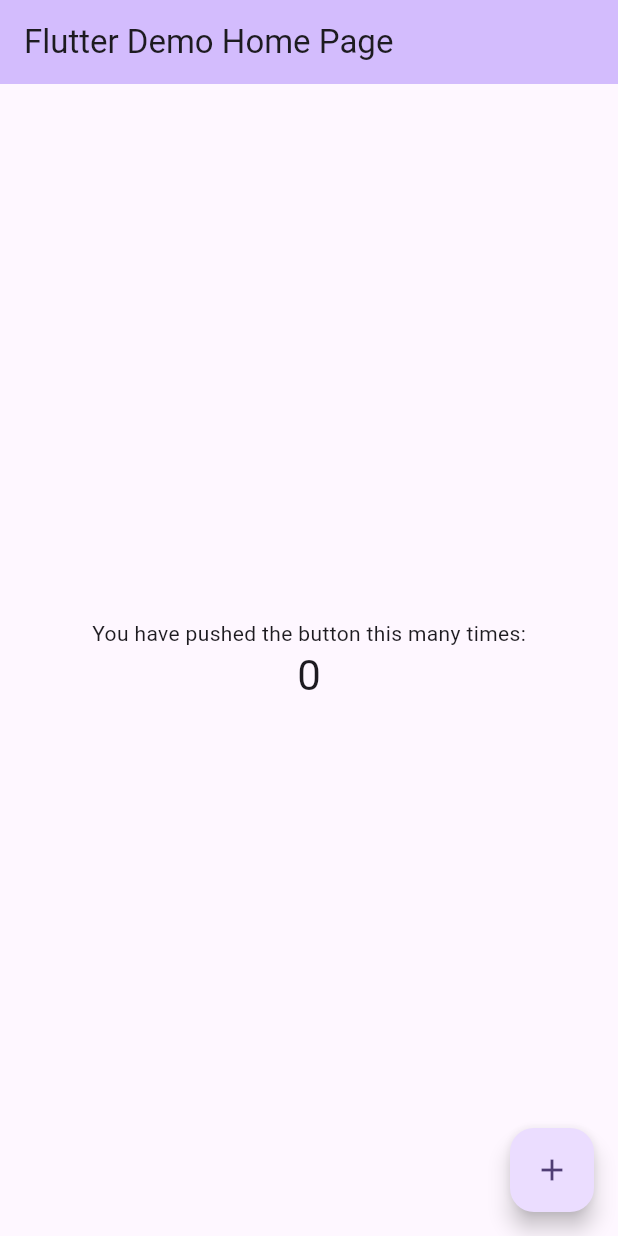
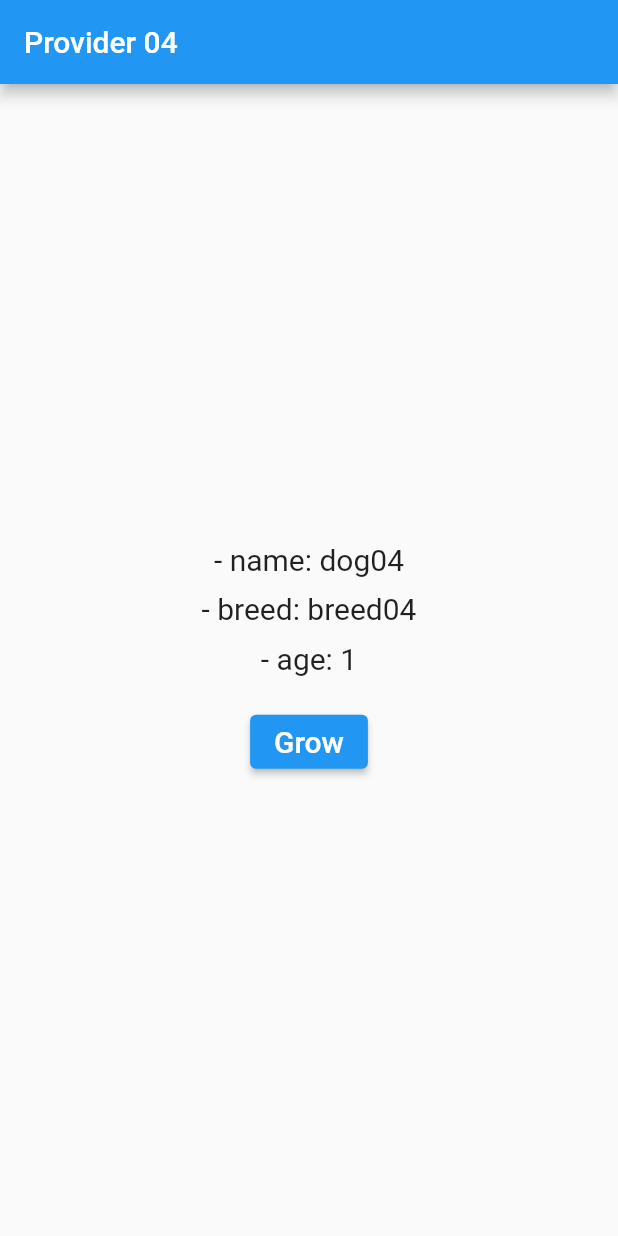
Before and after one commit to kimgeuntae/flutter_provider_essential, a Flutter app: the screen it shows after launch, on a phone screen of 412 x 824 dp. Run offline on Flutter 3.47's test engine with Material 2 defaults, Android fonts, the phone set to English and light mode, and no system bars.

Commit message:
Add: default set

```diff
--- a/s1_5_read_watch_select_provider_extensions/lib/main.dart
+++ b/s1_5_read_watch_select_provider_extensions/lib/main.dart
@@ -1,125 +1,102 @@
 import 'package:flutter/material.dart';
+import 'package:provider/provider.dart';
+import 'models/dog.dart';
 
 void main() {
   runApp(const MyApp());
 }
 
 class MyApp extends StatelessWidget {
-  const MyApp({super.key});
+  const MyApp({Key? key}) : super(key: key);
 
-  // This widget is the root of your application.
   @override
   Widget build(BuildContext context) {
-    return MaterialApp(
-      title: 'Flutter Demo',
-      theme: ThemeData(
-        // This is the theme of your application.
-        //
-        // TRY THIS: Try running your application with "flutter run". You'll see
-        // the application has a blue toolbar. Then, without quitting the app,
-        // try changing the seedColor in the colorScheme below to Colors.green
-        // and then invoke "hot reload" (save your changes or press the "hot
-        // reload" button in a Flutter-supported IDE, or press "r" if you used
-        // the command line to start the app).
-        //
-        // Notice that the counter didn't reset back to zero; the application
-        // state is not lost during the reload. To reset the state, use hot
-        // restart instead.
-        //
-        // This works for code too, not just values: Most code changes can be
-        // tested with just a hot reload.
-        colorScheme: ColorScheme.fromSeed(seedColor: Colors.deepPurple),
-        useMaterial3: true,
+    return ChangeNotifierProvider(
+      create: (context) => Dog(name: 'dog04', breed: 'breed04'),
+      child: MaterialApp(
+        title: 'Provider 04',
+        debugShowCheckedModeBanner: false,
+        theme: ThemeData(
+          primarySwatch: Colors.blue,
+        ),
+        home: const MyHomePage(),
       ),
-      home: const MyHomePage(title: 'Flutter Demo Home Page'),
     );
   }
 }
 
 class MyHomePage extends StatefulWidget {
-  const MyHomePage({super.key, required this.title});
-
-  // This widget is the home page of your application. It is stateful, meaning
-  // that it has a State object (defined below) that contains fields that affect
-  // how it looks.
-
-  // This class is the configuration for the state. It holds the values (in this
-  // case the title) provided by the parent (in this case the App widget) and
-  // used by the build method of the State. Fields in a Widget subclass are
-  // always marked "final".
-
-  final String title;
+  const MyHomePage({Key? key}) : super(key: key);
 
   @override
   State<MyHomePage> createState() => _MyHomePageState();
 }
 
 class _MyHomePageState extends State<MyHomePage> {
-  int _counter = 0;
+  @override
+  Widget build(BuildContext context) {
+    return Scaffold(
+      appBar: AppBar(
+        title: Text('Provider 04'),
+      ),
+      body: Center(
+        child: Column(
+          mainAxisAlignment: MainAxisAlignment.center,
+          mainAxisSize: MainAxisSize.min,
+          children: [
+            Text(
+              '- name: ${Provider.of<Dog>(context, listen: false).name}',
+              style: TextStyle(fontSize: 20.0),
+            ),
+            SizedBox(height: 10.0),
+            BreedAndAge(),
+          ],
+        ),
+      ),
+    );
+  }
+}
 
-  void _incrementCounter() {
-    setState(() {
-      // This call to setState tells the Flutter framework that something has
-      // changed in this State, which causes it to rerun the build method below
-      // so that the display can reflect the updated values. If we changed
-      // _counter without calling setState(), then the build method would not be
-      // called again, and so nothing would appear to happen.
-      _counter++;
-    });
-  }
+class BreedAndAge extends StatelessWidget {
+  const BreedAndAge({Key? key}) : super(key: key);
 
   @override
   Widget build(BuildContext context) {
-    // This method is rerun every time setState is called, for instance as done
-    // by the _incrementCounter method above.
-    //
-    // The Flutter framework has been optimized to make rerunning build methods
-    // fast, so that you can just rebuild anything that needs updating rather
-    // than having to individually change instances of widgets.
-    return Scaffold(
-      appBar: AppBar(
-        // TRY THIS: Try changing the color here to a specific color (to
-        // Colors.amber, perhaps?) and trigger a hot reload to see the AppBar
-        // change color while the other colors stay the same.
-        backgroundColor: Theme.of(context).colorScheme.inversePrimary,
-        // Here we take the value from the MyHomePage object that was created by
-        // the App.build method, and use it to set our appbar title.
-        title: Text(widget.title),
-      ),
-      body: Center(
-        // Center is a layout widget. It takes a single child and positions it
-        // in the middle of the parent.
-        child: Column(
-          // Column is also a layout widget. It takes a list of children and
-          // arranges them vertically. By default, it sizes itself to fit its
-          // children horizontally, and tries to be as tall as its parent.
-          //
-          // Column has various properties to control how it sizes itself and
-          // how it positions its children. Here we use mainAxisAlignment to
-          // center the children vertically; the main axis here is the vertical
-          // axis because Columns are vertical (the cross axis would be
-          // horizontal).
-          //
-          // TRY THIS: Invoke "debug painting" (choose the "Toggle Debug Paint"
-          // action in the IDE, or press "p" in the console), to see the
-          // wireframe for each widget.
-          mainAxisAlignment: MainAxisAlignment.center,
-          children: <Widget>[
-            const Text(
-              'You have pushed the button this many times:',
-            ),
-            Text(
-              '$_counter',
-              style: Theme.of(context).textTheme.headlineMedium,
-            ),
-          ],
+    return Column(
+      children: [
+        Text(
+          '- breed: ${Provider.of<Dog>(context, listen: false).breed}',
+          style: TextStyle(fontSize: 20.0),
         ),
-      ),
-      floatingActionButton: FloatingActionButton(
-        onPressed: _incrementCounter,
-        tooltip: 'Increment',
-        child: const Icon(Icons.add),
-      ), // This trailing comma makes auto-formatting nicer for build methods.
+        SizedBox(height: 10.0),
+        Age(),
+      ],
     );
   }
 }
+
+class Age extends StatelessWidget {
+  const Age({Key? key}) : super(key: key);
+
+  @override
+  Widget build(BuildContext context) {
+    return Column(
+      children: [
+        Text(
+          '- age: ${Provider.of<Dog>(context).age}',
+          // 리 랜더링이 필요한 부분은 listen false를 주면 안됨
+          style: TextStyle(fontSize: 20.0),
+        ),
+        SizedBox(height: 20.0),
+        ElevatedButton(
+          onPressed: () => Provider.of<Dog>(context, listen: false).grow(),
+          // UI를 변경시킬 필요가 없으므로 listen false
+          child: Text(
+            'Grow',
+            style: TextStyle(fontSize: 20.0),
+          ),
+        ),
+      ],
+    );
+  }
+}
--- /dev/null
+++ b/s1_5_read_watch_select_provider_extensions/lib/models/dog.dart
@@ -0,0 +1,19 @@
+import 'package:flutter/material.dart';
+
+class Dog with ChangeNotifier {
+  final String name;
+  final String breed;
+  int age;
+
+  Dog({
+    required this.name,
+    required this.breed,
+    this.age = 1,
+  });
+
+  void grow() {
+    age++;
+    // 상태 변화 감지
+    notifyListeners();
+  }
+}
--- a/s1_5_read_watch_select_provider_extensions/pubspec.yaml
+++ b/s1_5_read_watch_select_provider_extensions/pubspec.yaml
@@ -35,6 +35,7 @@
   # The following adds the Cupertino Icons font to your application.
   # Use with the CupertinoIcons class for iOS style icons.
   cupertino_icons: ^1.0.2
+  provider: ^6.0.5
 
 dev_dependencies:
   flutter_test:
```
Also changed, not shown: s1_5_read_watch_select_provider_extensions/pubspec.lock.
